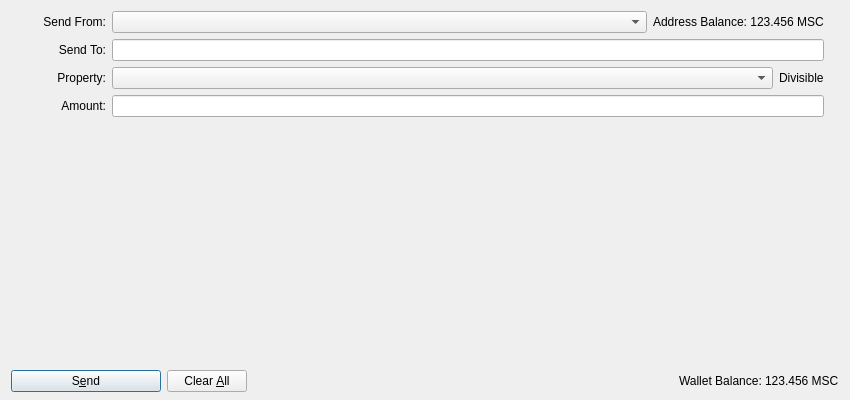
zathras-crypto/mastercore, file src/qt/forms/sendmpdialog.ui: the form before one commit.
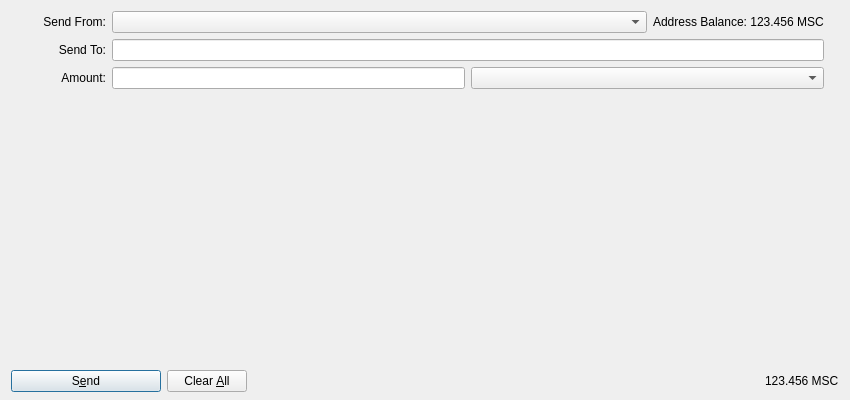
The form after the commit. Icons and pictures are not drawn.

Commit message: Forms getting close to ready, functioning balances, addresses and property selectors

Diff of the .ui file:
```diff
--- a/src/qt/forms/sendmpdialog.ui
+++ b/src/qt/forms/sendmpdialog.ui
@@ -40,7 +40,7 @@
         <height>351</height>
        </rect>
       </property>
-      <layout class="QVBoxLayout" name="verticalLayout_2" stretch="0,0,0,0,1">
+      <layout class="QVBoxLayout" name="verticalLayout_2" stretch="0,0,0,1">
        <property name="leftMargin">
         <number>0</number>
        </property>
@@ -160,65 +160,6 @@
          </item>
         </layout>
        </item>
-       <item>
-        <layout class="QHBoxLayout" name="PropertyHLayout">
-         <property name="bottomMargin">
-          <number>0</number>
-         </property>
-         <item>
-          <widget class="QLabel" name="propertyLabel">
-           <property name="minimumSize">
-            <size>
-             <width>95</width>
-             <height>0</height>
-            </size>
-           </property>
-           <property name="text">
-            <string>Property:</string>
-           </property>
-           <property name="alignment">
-            <set>Qt::AlignRight|Qt::AlignTrailing|Qt::AlignVCenter</set>
-           </property>
-           <property name="margin">
-            <number>8</number>
-           </property>
-          </widget>
-         </item>
-         <item>
-          <widget class="QComboBox" name="propertyComboBox">
-           <property name="sizePolicy">
-            <sizepolicy hsizetype="Expanding" vsizetype="Fixed">
-             <horstretch>0</horstretch>
-             <verstretch>0</verstretch>
-            </sizepolicy>
-           </property>
-          </widget>
-         </item>
-         <item>
-          <widget class="QLabel" name="divisbilityLabel">
-           <property name="text">
-            <string>Divisible</string>
-           </property>
-          </widget>
-         </item>
-         <item>
-          <spacer name="horizontalSpacer_4">
-           <property name="orientation">
-            <enum>Qt::Horizontal</enum>
-           </property>
-           <property name="sizeType">
-            <enum>QSizePolicy::Fixed</enum>
-           </property>
-           <property name="sizeHint" stdset="0">
-            <size>
-             <width>15</width>
-             <height>20</height>
-            </size>
-           </property>
-          </spacer>
-         </item>
-        </layout>
-       </item>
        <item>
         <layout class="QHBoxLayout" name="horizontalLayout_3">
          <property name="bottomMargin">
@@ -246,6 +187,16 @@
          <item>
           <widget class="QLineEdit" name="amountLineEdit"/>
          </item>
+         <item>
+          <widget class="QComboBox" name="propertyComboBox">
+           <property name="sizePolicy">
+            <sizepolicy hsizetype="Expanding" vsizetype="Fixed">
+             <horstretch>0</horstretch>
+             <verstretch>0</verstretch>
+            </sizepolicy>
+           </property>
+          </widget>
+         </item>
          <item>
           <spacer name="horizontalSpacer_5">
            <property name="orientation">
@@ -351,20 +302,7 @@
         <number>3</number>
        </property>
        <item>
-        <widget class="QLabel" name="label">
-         <property name="sizePolicy">
-          <sizepolicy hsizetype="Preferred" vsizetype="Fixed">
-           <horstretch>0</horstretch>
-           <verstretch>0</verstretch>
-          </sizepolicy>
-         </property>
-         <property name="text">
-          <string>Wallet Balance:</string>
-         </property>
-        </widget>
-       </item>
-       <item>
-        <widget class="QLabel" name="labelMPBalance">
+        <widget class="QLabel" name="globalBalanceLabel">
          <property name="sizePolicy">
           <sizepolicy hsizetype="Preferred" vsizetype="Fixed">
            <horstretch>0</horstretch>
```
The commit also changes 3 other files.
